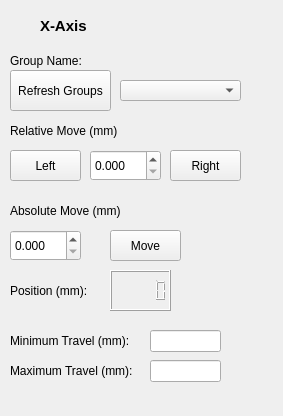
Above: devices/TargetStage/singleAxisControl.ui from nfbeier/15tw-smartsystem before the change. Below: the same form after it.
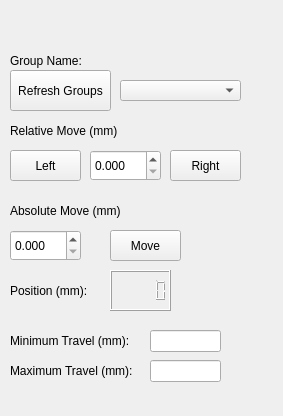
That is the form after the change.

The edit to the form file:
```diff
--- a/devices/TargetStage/singleAxisControl.ui
+++ b/devices/TargetStage/singleAxisControl.ui
@@ -108,7 +108,7 @@
     </font>
    </property>
    <property name="text">
-    <string>X-Axis</string>
+    <string/>
    </property>
   </widget>
   <widget class="QLabel" name="RelativeMoveLabel">
```
